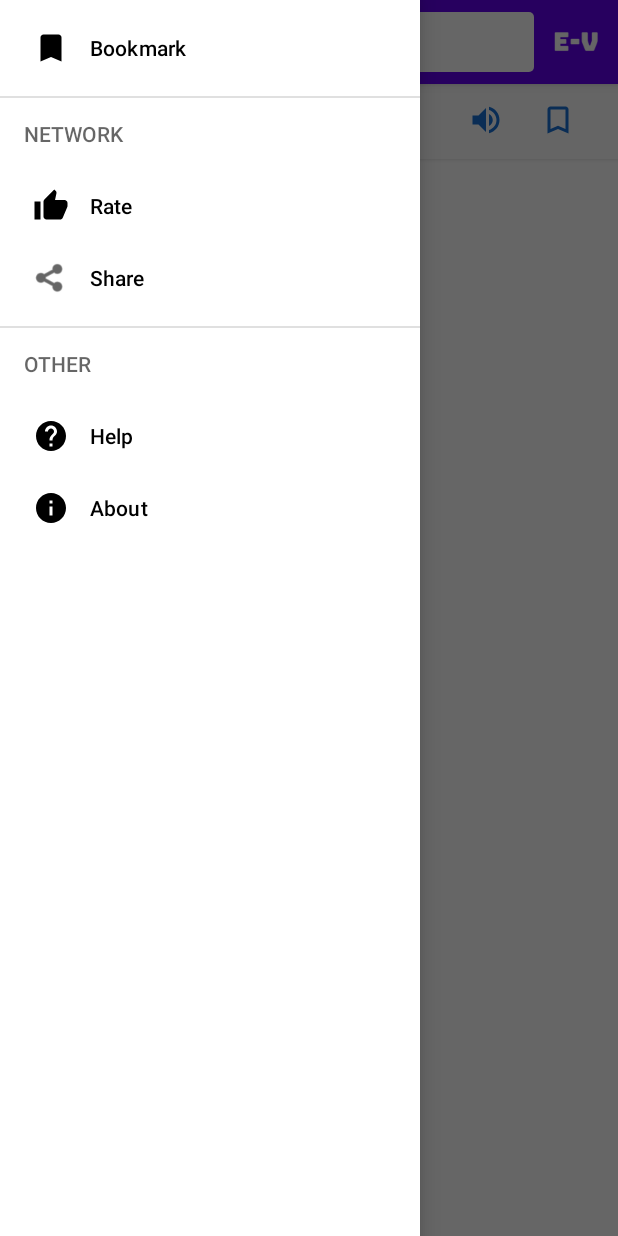
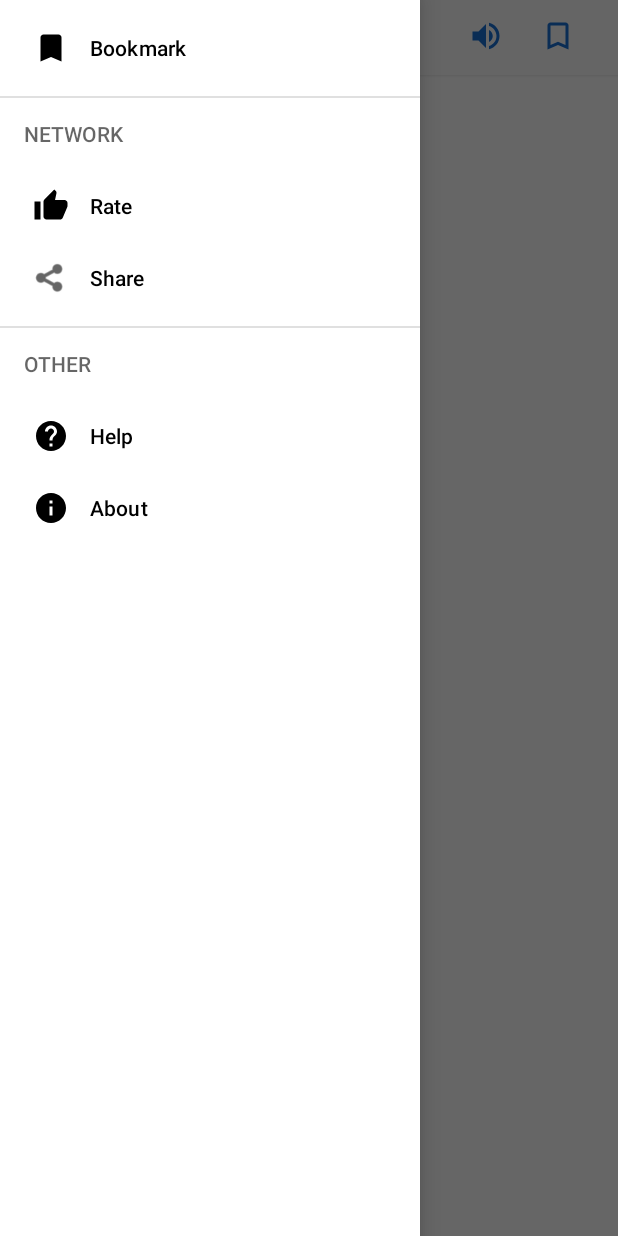
Before and after one commit to nguyenminh0511/Android-Dictionary, an Android app: the fragment DetailFragment placed in its activity, with the side drawer open, on a phone screen of 412 x 824 dp. Run offline under Robolectric (Android 15) with nearby library versions, the phone set to English and light mode, and no system bars; our stand-ins replace navigation-ui; network calls fail; 8 statements that could not run were skipped.

Commit message:
update detail interface

```diff
--- a/app/src/main/java/com/example/dictionary/DetailFragment.java
+++ b/app/src/main/java/com/example/dictionary/DetailFragment.java
@@ -19,7 +19,7 @@ public class DetailFragment extends Fragment {
 
     private String value = "";
     private TextView tvWord;
-    private ImageButton btnBookmark, btnVolumn;
+    private ImageButton btnBookmark, btnVolumn, btnBack;
     private WebView tvWordTranslate;
     private DBHelper mDBHelper;
     private int mDictype;
@@ -51,10 +51,14 @@ public class DetailFragment extends Fragment {
     @Override
     public void onViewCreated(View view, @Nullable Bundle savedInstanceState) {
         super.onViewCreated(view, savedInstanceState);
+
+        setHasOptionsMenu(true); // Change option menu when change fragment
+
         tvWord = (TextView) view.findViewById(R.id.word);
         tvWordTranslate = (WebView) view.findViewById(R.id.wordTranslate);
         btnBookmark = (ImageButton) view.findViewById(R.id.bookmarkBtn);
         btnVolumn = (ImageButton) view.findViewById(R.id.volumnBtn);
+        btnBack = (ImageButton) view.findViewById(R.id.backBtn);
 
 //        final Word word = mDBHelper.getWord(value, mDictype);
 //        tvWord.setText(word.key);
@@ -95,6 +99,14 @@ public class DetailFragment extends Fragment {
                 }
             }
         });
+
+        btnBack.setOnClickListener(new View.OnClickListener() {
+            @Override
+            public void onClick(View v) {
+                //change later
+                System.out.println("Press back");
+            }
+        });
     }
 
     @Override
--- a/app/src/main/java/com/example/dictionary/MainActivity.java
+++ b/app/src/main/java/com/example/dictionary/MainActivity.java
@@ -200,10 +200,32 @@ public class MainActivity extends AppCompatActivity
             menuSetting.setVisible(false);
             toolbar.findViewById(R.id.edit_search).setVisibility(View.GONE);
             toolbar.setTitle("Bookmark");
+            try {
+                this.getSupportActionBar().show();
+            }
+            // catch block to handle NullPointerException
+            catch (NullPointerException e) {
+            }
+        } else if (activeFragment.equals(DetailFragment.class.getSimpleName())) {
+            menuSetting.setVisible(false);
+            toolbar.findViewById(R.id.edit_search).setVisibility(View.GONE);
+            toolbar.setTitle("MEANING");
+            try {
+                this.getSupportActionBar().hide();
+            }
+            // catch block to handle NullPointerException
+            catch (NullPointerException e) {
+            }
         } else {
             menuSetting.setVisible(true);
             toolbar.findViewById(R.id.edit_search).setVisibility(View.VISIBLE);
             toolbar.setTitle("");
+            try {
+                this.getSupportActionBar().show();
+            }
+            // catch block to handle NullPointerException
+            catch (NullPointerException e) {
+            }
         }
 
         return true;
--- /dev/null
+++ b/app/src/main/res/drawable/ic_arrow_back.xml
@@ -0,0 +1,10 @@
+<vector xmlns:android="http://schemas.android.com/apk/res/android"
+    android:width="24dp"
+    android:height="24dp"
+    android:viewportWidth="24"
+    android:viewportHeight="24"
+    android:tint="@color/colorPrimary">
+  <path
+      android:fillColor="@android:color/white"
+      android:pathData="M20,11H7.83l5.59,-5.59L12,4l-8,8 8,8 1.41,-1.41L7.83,13H20v-2z"/>
+</vector>
--- a/app/src/main/res/layout/fragment_detail.xml
+++ b/app/src/main/res/layout/fragment_detail.xml
@@ -9,10 +9,18 @@
         android:layout_height="50dp"
         android:layout_width="match_parent"
         android:orientation="horizontal"
-        android:paddingLeft="16dp"
+        android:paddingLeft="0dp"
         android:paddingRight="16dp"
         android:elevation="1.46dp"
         android:background="#FDFDFD">
+
+        <ImageButton
+            android:id="@+id/backBtn"
+            android:layout_width="48dp"
+            android:layout_height="48dp"
+            android:background="?actionBarItemBackground"
+            android:layout_marginEnd="20dp"
+            android:src="@drawable/ic_arrow_back"/>
 
         <TextView
             android:id="@+id/word"
```
